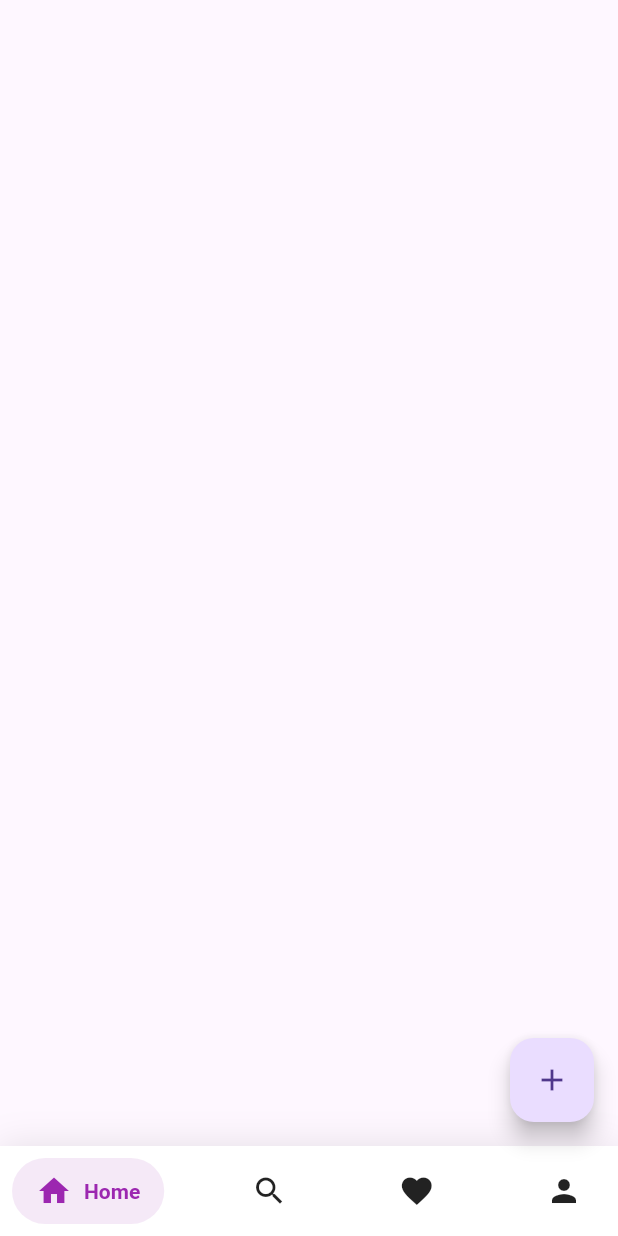
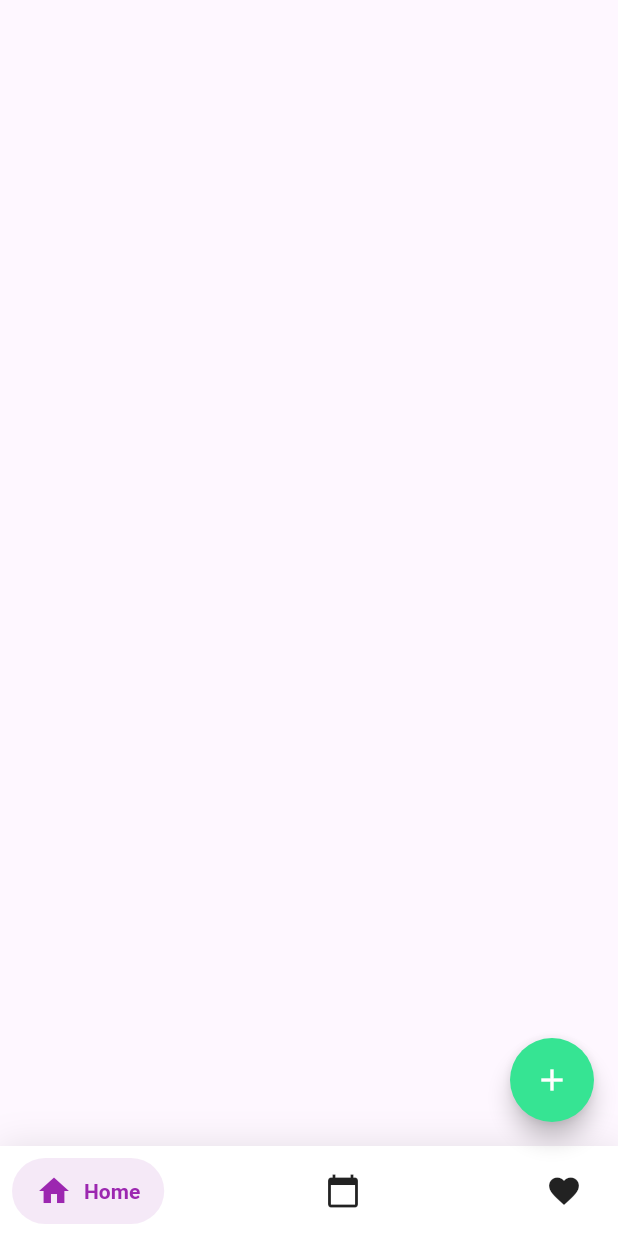
Before and after one commit to Gabsca2001/MyFarm, a Flutter app: the screen it shows after launch, on a phone screen of 412 x 824 dp. Run offline on Flutter 3.47's test engine with Material 3 defaults, Android fonts, the phone set to English and light mode, and no system bars; drawn by our look-alikes of flutter_expandable_fab, salomon_bottom_bar; our stand-ins replace go_router, table_calendar.

Commit message:
button float

```diff
--- a/my_farm/lib/routes.dart
+++ b/my_farm/lib/routes.dart
@@ -1,7 +1,9 @@
 import 'package:flutter/material.dart';
 import 'package:go_router/go_router.dart';
 import 'package:salomon_bottom_bar/salomon_bottom_bar.dart';
+import 'package:flutter_expandable_fab/flutter_expandable_fab.dart';
 import 'package:my_farm/screens/homePage.dart';
+import 'package:my_farm/widgets/floatingButton.dart';
 
 final GlobalKey<NavigatorState> _rootNavigatorKey = GlobalKey<NavigatorState>();
 final GlobalKey<NavigatorState> _shellNavigatorKey = GlobalKey<NavigatorState>();
@@ -41,16 +43,11 @@ class BottomNavigationBarWidget extends StatefulWidget {
 class _BottomNavigationBarWidgetState extends State<BottomNavigationBarWidget> {
   int _selectedIndex = 0;
 
-
   @override
   Widget build(BuildContext context) {
     return Scaffold(
-      floatingActionButton: FloatingActionButton(
-        onPressed: () {
-          GoRouter.of(context).go('/add');
-        },
-        child: const Icon(Icons.add),
-      ),
+      floatingActionButtonLocation: ExpandableFab.location,
+      floatingActionButton: FloatingButtonWidget(),
       bottomNavigationBar: Container(
         decoration: BoxDecoration(
           color: Colors.white,
@@ -74,21 +71,18 @@ class _BottomNavigationBarWidgetState extends State<BottomNavigationBarWidget> {
               title: const Text('Home'),
               selectedColor: Colors.purple,
             ),
+            //calendar page
             SalomonBottomBarItem(
-              icon: const Icon(Icons.search),
-              title: const Text('Search'),
-              selectedColor: Colors.pink,
+              icon: const Icon(Icons.calendar_today),
+              title: const Text('Calendario'),
+              selectedColor: Colors.orange,
             ),
             SalomonBottomBarItem(
               icon: const Icon(Icons.favorite),
-              title: const Text('Favorite'),
+              title: const Text('Preferiti'),
               selectedColor: Colors.teal,
             ),
-            SalomonBottomBarItem(
-              icon: const Icon(Icons.person),
-              title: const Text('Profile'),
-              selectedColor: Colors.blue,
-            ),
+
           ],
         ),
       ),
--- /dev/null
+++ b/my_farm/lib/screens/calendarPage.dart
@@ -0,0 +1,16 @@
+import 'package:flutter/material.dart';
+import 'package:table_calendar/table_calendar.dart';
+
+class CalendarPage extends StatefulWidget {
+  const CalendarPage({super.key});
+
+  @override
+  State<CalendarPage> createState() => _CalendarPageState();
+}
+
+class _CalendarPageState extends State<CalendarPage> {
+  @override
+  Widget build(BuildContext context) {
+    return const Placeholder();
+  }
+}
--- /dev/null
+++ b/my_farm/lib/widgets/floatingButton.dart
@@ -0,0 +1,66 @@
+import 'package:flutter_expandable_fab/flutter_expandable_fab.dart';
+import 'package:flutter/material.dart';
+
+
+class FloatingButtonWidget extends StatelessWidget {
+  FloatingButtonWidget({
+    super.key,
+  });
+
+  final _key = GlobalKey<ExpandableFabState>();
+
+  @override
+  Widget build(BuildContext context) {
+    return ExpandableFab(
+      key: _key,
+      duration: const Duration(milliseconds: 500),
+      distance: 100,
+      type: ExpandableFabType.up,
+      pos: ExpandableFabPos.right,
+      childrenOffset: const Offset(0, 20),
+      fanAngle: 40,
+      openButtonBuilder: RotateFloatingActionButtonBuilder(
+        child: const Icon(Icons.add),
+        fabSize: ExpandableFabSize.regular,
+        foregroundColor: Colors.white,
+        backgroundColor: Color.fromARGB(255, 54, 228, 147),
+        shape: const CircleBorder(),
+      ),
+      closeButtonBuilder: RotateFloatingActionButtonBuilder(
+        child: const Icon(Icons.close),
+        fabSize: ExpandableFabSize.regular,
+        foregroundColor: Colors.white,
+        backgroundColor: Color.fromARGB(255, 124, 216, 173),
+        shape: const CircleBorder(),
+
+      ),
+      overlayStyle: ExpandableFabOverlayStyle(
+        blur: 5,
+      ),
+
+      children: [
+        FloatingActionButton.extended(
+          heroTag: null,
+          icon: const Icon(Icons.add),
+          label: const Text('Registra un\'attività'),
+          onPressed: () {
+          },
+          foregroundColor: Colors.white,
+          backgroundColor: const Color.fromARGB(255, 113, 218, 160),
+          elevation: 1,
+        ),
+        FloatingActionButton.extended(
+          heroTag: null,
+          icon: const Icon(Icons.balance_outlined),
+          label: const Text('Registra una raccolta'),
+          onPressed: () {
+          },
+          foregroundColor: Colors.white,
+          backgroundColor: const Color.fromARGB(255, 113, 218, 160),
+          elevation: 1,
+        ),
+
+      ],
+    );
+  }
+}
--- a/my_farm/pubspec.yaml
+++ b/my_farm/pubspec.yaml
@@ -9,8 +9,10 @@ environment:
 dependencies:
   flutter:
     sdk: flutter
+  flutter_expandable_fab: ^2.0.0
   go_router: ^14.1.1
   salomon_bottom_bar: ^3.3.2
+  table_calendar: ^3.1.1
 
 dev_dependencies:
   flutter_test:
```
Also changed, not shown: my_farm/pubspec.lock.
